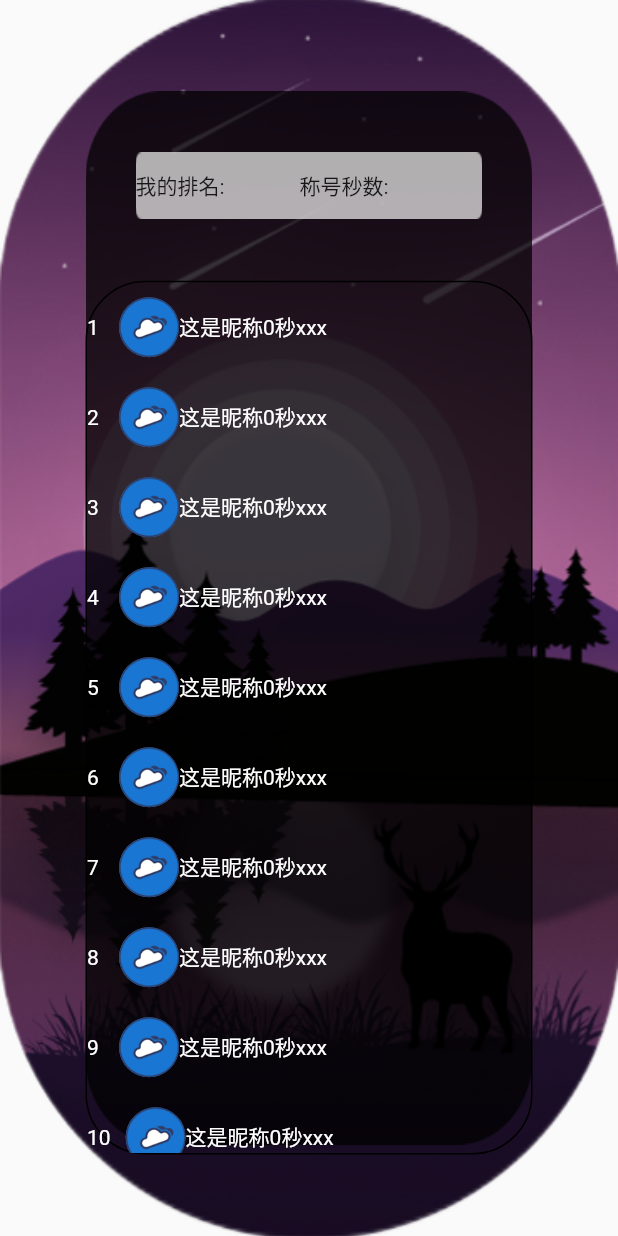
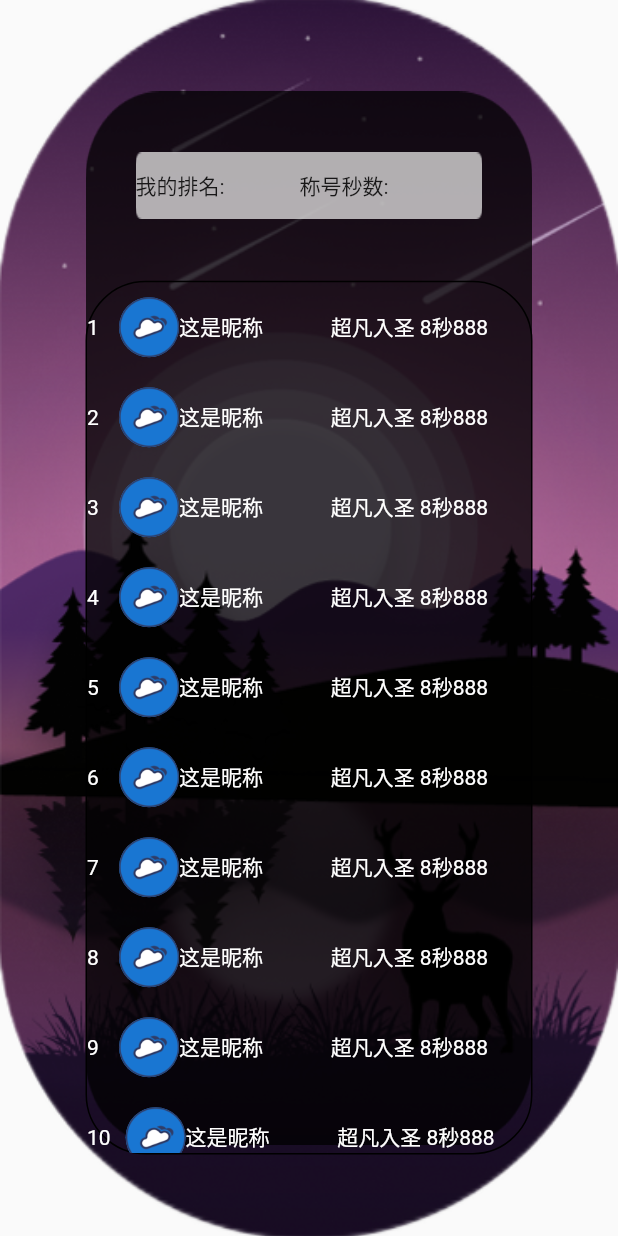
Before and after one commit to LryIII/memory_practice, a Flutter app: the RankContent screen opened directly, on a phone screen of 412 x 824 dp. Run offline on Flutter 3.47's test engine with Material 2 defaults, Android fonts, the light colour scheme and no system bars; our stand-ins replace flutter_smart_dialog, percent_indicator, stop_watch_timer.

Commit message:
add:add rank time text

```diff
--- a/lib/pages/rank/rank_main.dart
+++ b/lib/pages/rank/rank_main.dart
@@ -1,4 +1,5 @@
 import 'package:flutter/material.dart';
+import 'package:memory_practice/pages/rank/rank_time_text.dart';
 
 class RankContent extends StatefulWidget {
   const RankContent({Key? key}) : super(key: key);
@@ -95,12 +96,22 @@ class _RankContentState extends State<RankContent> {
                               color: Colors.white
                             ),
                           ),
-                          const Text(
-                            "0秒xxx",
-                            style: TextStyle(
-                                color: Colors.white
+                          // const Text(
+                          //   "0秒xxx",
+                          //   style: TextStyle(
+                          //       color: Colors.white
+                          //   ),
+                          //),
+                          const SizedBox(width: 30,),
+                          RankTimeText(
+                            type: 0,
+                            child: const Text(
+                              "超凡入圣 8秒888",
+                              style: TextStyle(
+                                color: Colors.white,
+                              ),
                             ),
-                          ),
+                          )
                         ],
                       ),
                       // decoration: BoxDecoration(
--- /dev/null
+++ b/lib/pages/rank/rank_time_text.dart
@@ -0,0 +1,50 @@
+import 'package:flutter/cupertino.dart';
+import 'package:flutter/material.dart';
+class RankItem
+{
+  final String username;
+  final int userMilliseconds;
+  final String userPicUrl;
+  RankItem(this.username,this.userMilliseconds,this.userPicUrl);
+}
+class RankTimeText extends StatelessWidget {
+  final int type;
+  final Widget child;
+  RankItem? rankItem=RankItem('',10,'');
+  RankTimeText({
+    required this.child,
+    required this.type,//0=纯文字，1=气泡文字
+    this.rankItem,
+    Key? key,
+  }) : super(key: key);
+
+  @override
+  Widget build(BuildContext context) {
+    if(type==0){
+      return Container(
+        width: 120,
+        height: 30,
+        child: Row(
+          mainAxisAlignment: MainAxisAlignment.end,
+          children: [
+            child,
+          ],
+        ),
+      );
+    }
+    return Container(
+      width: 120,
+      height: 30,
+      decoration: BoxDecoration(
+        borderRadius: BorderRadius.circular(10.0),
+        color: const Color.fromARGB(155, 0, 0, 0),
+      ),
+      child: Row(
+        mainAxisAlignment: MainAxisAlignment.start,
+        children: [
+          child,
+        ],
+      ),
+    );
+  }
+}
```
